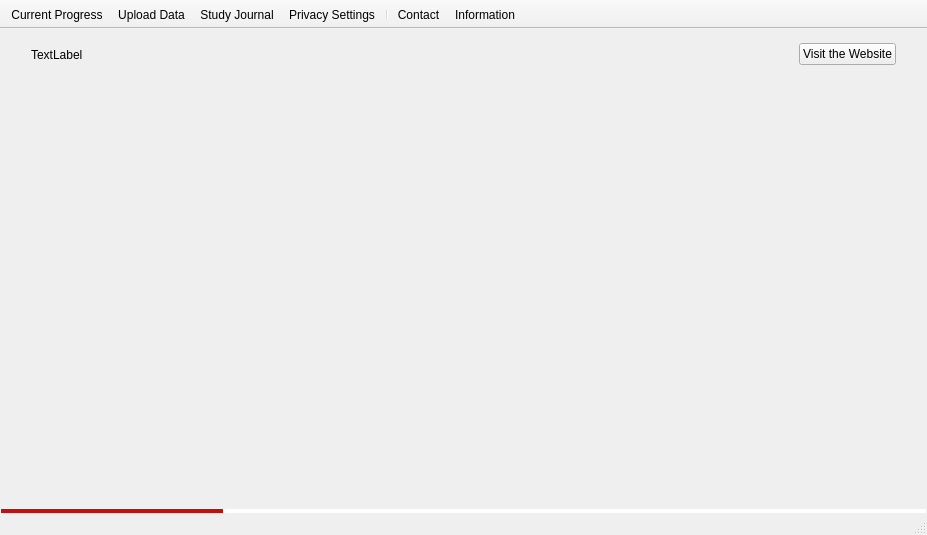
Qt form mainwindow.ui (SteveDodierLazaroPhD/UserStudyManager) before a commit.
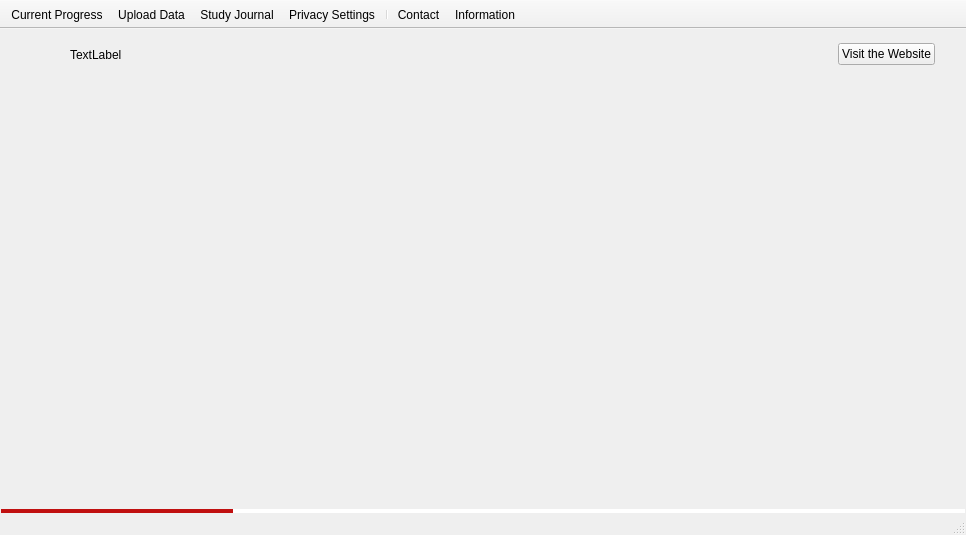
The same form after that commit. Icons and pictures are not drawn.

Commit message:
Adding the basic skeleton for progress reporting and uploading services Adding the upload and showprogress pages
original bzr status:
revno: 17
committer: Steve Dodier-Lazaro <s.dodier-lazaro@cs.ucl.ac.uk>
branch nick: UCLStudyClient
timestamp: Thu 2015-06-11 16:12:19 +0100

Patch:
```diff
--- a/mainwindow.ui
+++ b/mainwindow.ui
@@ -6,7 +6,7 @@
    <rect>
     <x>0</x>
     <y>0</y>
-    <width>914</width>
+    <width>966</width>
     <height>535</height>
    </rect>
   </property>
@@ -75,6 +75,16 @@
       </layout>
      </widget>
     </item>
+    <item>
+     <widget class="QWidget" name="uploadServiceUI" native="true">
+      <layout class="QHBoxLayout" name="uploadUI"/>
+     </widget>
+    </item>
+    <item>
+     <widget class="QWidget" name="progressServiceUI" native="true">
+      <layout class="QHBoxLayout" name="progressCalcUI"/>
+     </widget>
+    </item>
     <item>
      <widget class="QProgressBar" name="progressBar">
       <property name="styleSheet">
```
Left out of the diff: 6 changed lines with no effect on the pictures. The commit also changes 14 other files.
